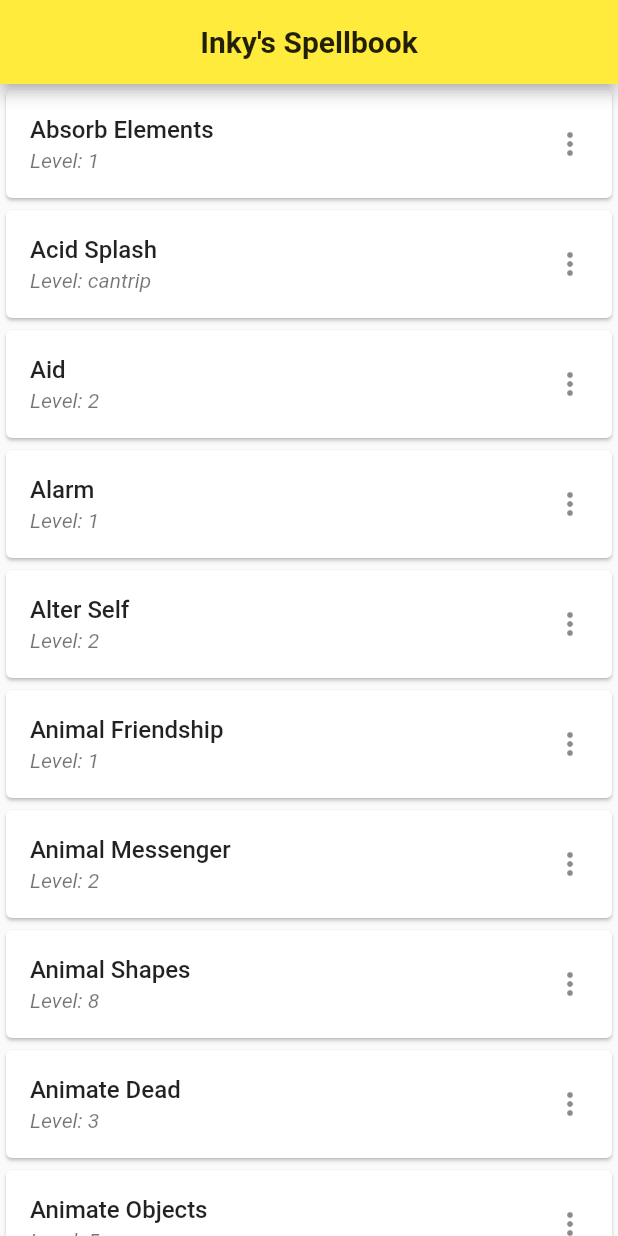
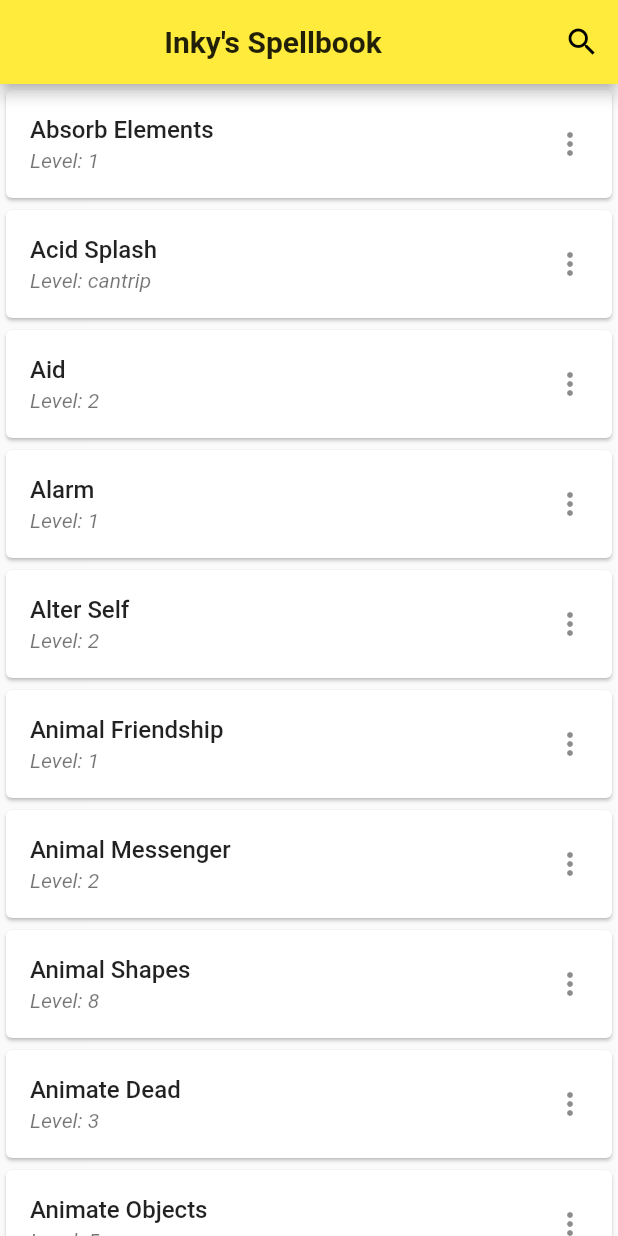
Before and after one commit to CalebPaul/MobileSpellBook, a Flutter app: the screen it shows after launch, on a phone screen of 412 x 824 dp. Run offline on Flutter 3.47's test engine with Material 2 defaults, Android fonts, the light colour scheme and no system bars; our stand-ins replace flutter_svg, google_fonts.

Commit message:
add initial search bar UI

```diff
--- a/lib/main.dart
+++ b/lib/main.dart
@@ -1,11 +1,9 @@
 import 'dart:async';
 import 'dart:convert';
 import 'dart:developer';
-
 import 'package:flutter/material.dart';
 import 'package:flutter/services.dart' show rootBundle;
 import 'package:spellbook/routes/spell_detail_route.dart';
-
 import 'app.dart';
 import 'data_models/spell_model.dart';
 
@@ -15,7 +13,8 @@ class MyApp extends StatelessWidget {
   @override
   Widget build(BuildContext context) {
     return MaterialApp(
-      title: 'Flutter Demo',
+      debugShowCheckedModeBanner: false,
+      title: 'Inky\'s Spellbook',
       theme: ThemeData(
         primarySwatch: Colors.yellow,
       ),
@@ -34,6 +33,7 @@ class MyHomePage extends StatefulWidget {
 
 class _MyHomePageState extends State<MyHomePage> {
   Future<List<Spell>> _futureSpells;
+  bool isSearching = false;
 
   @override
   void initState() {
@@ -61,15 +61,44 @@ class _MyHomePageState extends State<MyHomePage> {
   Widget build(BuildContext context) {
     return Scaffold(
       appBar: AppBar(
-        title: Center(
+        title: !isSearching
+            ? Center(
                 child: Text(
                   widget.title,
                   style: AppTextStyles.header1,
                 ),
+              )
+            : TextField(
+                decoration: InputDecoration(
+                  //left search
+                  icon: Icon(Icons.search),
+                  hintText: 'Search Spells',
                 ),
               ),
+        actions: <Widget>[
+          !isSearching ? IconButton(
+            //top right search
+            icon: Icon(Icons.search),
+            onPressed: () {
+              setState(() {
+                //toggle search
+                this.isSearching = !this.isSearching;
+              });
+            },
+          ) :
+          IconButton(
+            //top right search
+            icon: Icon(Icons.cancel),
+            onPressed: () {
+              setState(() {
+                //toggle search
+                this.isSearching = !this.isSearching;
+              });
+            },
+          ),
+        ],
+      ),
       body: SafeArea(
-        child: Container(
         child: FutureBuilder(
           future: _futureSpells,
           builder: (BuildContext context, AsyncSnapshot snapshot) {
@@ -80,7 +109,6 @@ class _MyHomePageState extends State<MyHomePage> {
               },
             );
           },
-          ),
         ),
       ),
     );
```
Also changed, not shown: pubspec.lock. Lines whose indentation alone changed are shown as unchanged.
